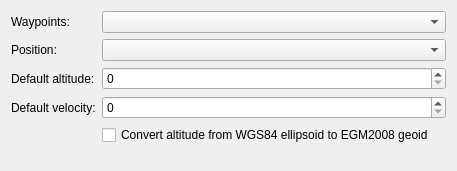
Before: the Qt Designer form src/Plugins/Import/GpxImport/src/GpxImportOptionWidget.ui in till213/SkyDolly, drawn with Qt 5.
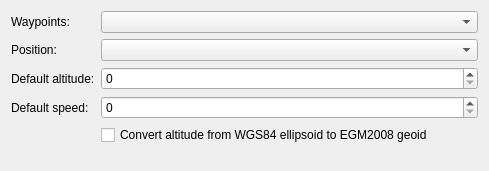
After: the same form once the commit is applied.

Commit message:
Rename velocity to speed
- Velocity = speed + vector

```diff
--- a/src/Plugins/Import/GpxImport/src/GpxImportOptionWidget.ui
+++ b/src/Plugins/Import/GpxImport/src/GpxImportOptionWidget.ui
@@ -6,7 +6,7 @@
    <rect>
     <x>0</x>
     <y>0</y>
-    <width>457</width>
+    <width>489</width>
     <height>171</height>
    </rect>
   </property>
@@ -71,7 +71,7 @@
    <item row="3" column="0">
     <widget class="QLabel" name="label">
      <property name="text">
-      <string>Default velocity:</string>
+      <string>Default speed:</string>
      </property>
     </widget>
    </item>
```
Left out of the diff: 2 changed lines with no effect on the pictures. The commit also changes 5 other files.
